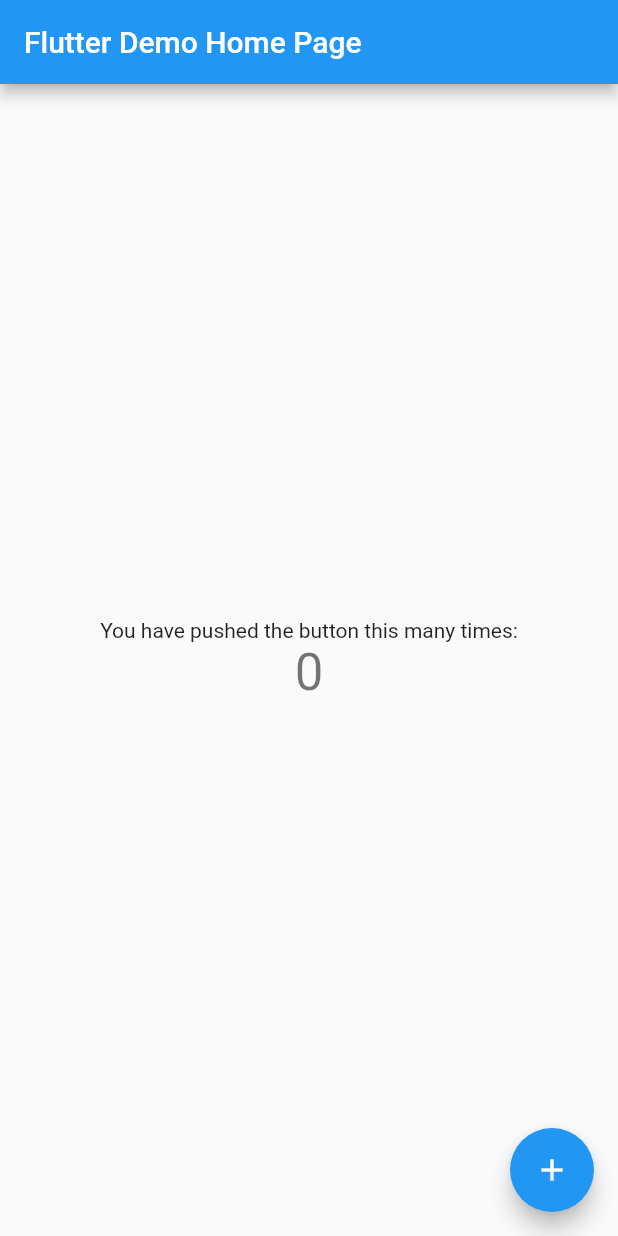
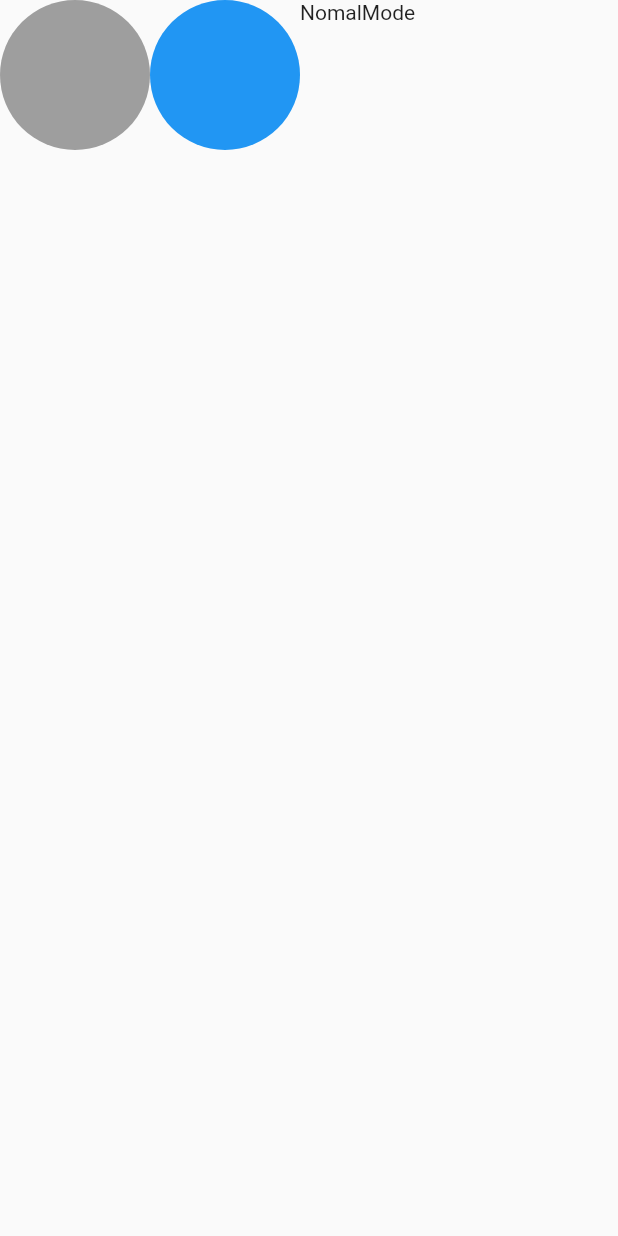
Before and after one commit to AngryMane/Bloc, a Flutter app: the screen it shows after launch, on a phone screen of 412 x 824 dp. Run offline on Flutter 3.47's test engine with Material 2 defaults, Android fonts, the phone set to English and light mode, and no system bars; our stand-ins replace rxdart.

Commit message:
[Add]First commit

```diff
--- /dev/null
+++ b/lib/bloc.dart
@@ -0,0 +1,33 @@
+import 'package:flutter/material.dart';
+import 'dart:async';
+import 'package:rxdart/rxdart.dart';
+
+class Bloc {
+  final _isDarkMode = BehaviorSubject<bool>();
+  final _primaryColor = BehaviorSubject<Color>();
+  final _secondaryColor = BehaviorSubject<Color>();
+
+  // IsDarkMode
+  StreamSink<bool> get theme => _isDarkMode.sink;
+  Stream<bool> get onTheme => _isDarkMode.stream;
+
+  // Primary Color
+  StreamSink<Color> get primaryColor => _primaryColor.sink;
+  Stream<Color> get onPrimaryColor => _primaryColor.stream;
+
+  // Secondary Color
+  StreamSink<Color> get secondaryColor => _secondaryColor.sink;
+  Stream<Color> get onSecondaryColor => _secondaryColor.stream;
+
+  Bloc() {
+    theme.add(false);
+    primaryColor.add(Colors.grey);
+    secondaryColor.add(Colors.blue);
+
+    // Business Logic
+    _isDarkMode.stream.listen((isDarkMode) {
+      primaryColor.add((isDarkMode) ? Colors.brown : Colors.grey);
+      secondaryColor.add((isDarkMode) ? Colors.lightGreen : Colors.blue);
+    });
+  }
+}
--- a/lib/main.dart
+++ b/lib/main.dart
@@ -1,117 +1,21 @@
 import 'package:flutter/material.dart';
+import './provider.dart';
+import './root.dart';
 
 void main() {
   runApp(MyApp());
 }
 
 class MyApp extends StatelessWidget {
-  // This widget is the root of your application.
   @override
   Widget build(BuildContext context) {
     return MaterialApp(
-      title: 'Flutter Demo',
+      title: 'Bloc Demo',
       theme: ThemeData(
-        // This is the theme of your application.
-        //
-        // Try running your application with "flutter run". You'll see the
-        // application has a blue toolbar. Then, without quitting the app, try
-        // changing the primarySwatch below to Colors.green and then invoke
-        // "hot reload" (press "r" in the console where you ran "flutter run",
-        // or simply save your changes to "hot reload" in a Flutter IDE).
-        // Notice that the counter didn't reset back to zero; the application
-        // is not restarted.
         primarySwatch: Colors.blue,
-        // This makes the visual density adapt to the platform that you run
-        // the app on. For desktop platforms, the controls will be smaller and
-        // closer together (more dense) than on mobile platforms.
         visualDensity: VisualDensity.adaptivePlatformDensity,
       ),
-      home: MyHomePage(title: 'Flutter Demo Home Page'),
+      home: Provider(child: RootWidget()),
     );
   }
 }
-
-class MyHomePage extends StatefulWidget {
-  MyHomePage({Key key, this.title}) : super(key: key);
-
-  // This widget is the home page of your application. It is stateful, meaning
-  // that it has a State object (defined below) that contains fields that affect
-  // how it looks.
-
-  // This class is the configuration for the state. It holds the values (in this
-  // case the title) provided by the parent (in this case the App widget) and
-  // used by the build method of the State. Fields in a Widget subclass are
-  // always marked "final".
-
-  final String title;
-
-  @override
-  _MyHomePageState createState() => _MyHomePageState();
-}
-
-class _MyHomePageState extends State<MyHomePage> {
-  int _counter = 0;
-
-  void _incrementCounter() {
-    setState(() {
-      // This call to setState tells the Flutter framework that something has
-      // changed in this State, which causes it to rerun the build method below
-      // so that the display can reflect the updated values. If we changed
-      // _counter without calling setState(), then the build method would not be
-      // called again, and so nothing would appear to happen.
-      _counter++;
-    });
-  }
-
-  @override
-  Widget build(BuildContext context) {
-    // This method is rerun every time setState is called, for instance as done
-    // by the _incrementCounter method above.
-    //
-    // The Flutter framework has been optimized to make rerunning build methods
-    // fast, so that you can just rebuild anything that needs updating rather
-    // than having to individually change instances of widgets.
-    return Scaffold(
-      appBar: AppBar(
-        // Here we take the value from the MyHomePage object that was created by
-        // the App.build method, and use it to set our appbar title.
-        title: Text(widget.title),
-      ),
-      body: Center(
-        // Center is a layout widget. It takes a single child and positions it
-        // in the middle of the parent.
-        child: Column(
-          // Column is also a layout widget. It takes a list of children and
-          // arranges them vertically. By default, it sizes itself to fit its
-          // children horizontally, and tries to be as tall as its parent.
-          //
-          // Invoke "debug painting" (press "p" in the console, choose the
-          // "Toggle Debug Paint" action from the Flutter Inspector in Android
-          // Studio, or the "Toggle Debug Paint" command in Visual Studio Code)
-          // to see the wireframe for each widget.
-          //
-          // Column has various properties to control how it sizes itself and
-          // how it positions its children. Here we use mainAxisAlignment to
-          // center the children vertically; the main axis here is the vertical
-          // axis because Columns are vertical (the cross axis would be
-          // horizontal).
-          mainAxisAlignment: MainAxisAlignment.center,
-          children: <Widget>[
-            Text(
-              'You have pushed the button this many times:',
-            ),
-            Text(
-              '$_counter',
-              style: Theme.of(context).textTheme.headline4,
-            ),
-          ],
-        ),
-      ),
-      floatingActionButton: FloatingActionButton(
-        onPressed: _incrementCounter,
-        tooltip: 'Increment',
-        child: Icon(Icons.add),
-      ), // This trailing comma makes auto-formatting nicer for build methods.
-    );
-  }
-}
--- /dev/null
+++ b/lib/provider.dart
@@ -0,0 +1,16 @@
+import 'package:flutter/material.dart';
+import 'bloc.dart';
+
+class Provider extends InheritedWidget {
+  Provider({Key key, Widget child}) : super(key: key, child: child);
+
+  final _bloc = Bloc();
+  Bloc get bloc => _bloc;
+
+  @override
+  bool updateShouldNotify(_) => true;
+
+  static Provider of(BuildContext context) {
+    return context.dependOnInheritedWidgetOfExactType<Provider>();
+  }
+}
--- /dev/null
+++ b/lib/root.dart
@@ -0,0 +1,35 @@
+import 'package:flutter/material.dart';
+import './widget_a.dart';
+import './widget_b.dart';
+import 'theme_color_widget.dart';
+
+class RootWidget extends StatefulWidget {
+  RootWidget({Key key}) : super(key: key);
+
+  final String title = "BLOC pattern Demo";
+
+  @override
+  _RootWidgetState createState() => _RootWidgetState();
+}
+
+class _RootWidgetState extends State<RootWidget> {
+  int _counter = 0;
+
+  void _incrementCounter() {
+    setState(() {
+      _counter++;
+    });
+  }
+
+  @override
+  Widget build(BuildContext context) {
+    Widget widgetA = WidgetA();
+    Widget widgetB = WidgetB();
+    Widget carSpeedWidget = ThemeColorWidget();
+    return Scaffold(
+      body: Row(
+        children: [widgetA, widgetB, carSpeedWidget],
+      ),
+    );
+  }
+}
--- /dev/null
+++ b/lib/theme_color_widget.dart
@@ -0,0 +1,31 @@
+import 'package:flutter/material.dart';
+import 'provider.dart';
+
+class ThemeColorWidget extends StatelessWidget {
+  ThemeColorWidget({Key key}) : super(key: key);
+
+  @override
+  Widget build(BuildContext context) {
+    final bloc = Provider.of(context).bloc;
+
+    AsyncWidgetBuilder<bool> builder =
+        (BuildContext context, AsyncSnapshot<bool> snapshot) {
+      return Container(
+        width: 100,
+        height: 100,
+        child: Text(
+          snapshot.hasData
+              ? (snapshot.data) ? ('DarkMode') : ('NomalMode')
+              : ('0'),
+        ),
+      );
+    };
+
+    return GestureDetector(
+      child: StreamBuilder<bool>(stream: bloc.onTheme, builder: builder),
+      onTap: () {
+        bloc.theme.add(true);
+      },
+    );
+  }
+}
--- /dev/null
+++ b/lib/widget_a.dart
@@ -0,0 +1,22 @@
+import 'package:flutter/material.dart';
+import './provider.dart';
+
+class WidgetA extends StatelessWidget {
+  WidgetA({Key key}) : super(key: key);
+
+  @override
+  Widget build(BuildContext context) {
+    final bloc = Provider.of(context).bloc;
+    return StreamBuilder<Color>(
+        stream: bloc.onPrimaryColor,
+        builder: (BuildContext context, AsyncSnapshot<Color> snapshot) {
+          return Container(
+            width: 100,
+            height: 100,
+            decoration: BoxDecoration(
+                color: !snapshot.hasData ? Colors.green : snapshot.data,
+                shape: BoxShape.circle),
+          );
+        });
+  }
+}
--- /dev/null
+++ b/lib/widget_b.dart
@@ -0,0 +1,22 @@
+import 'package:flutter/material.dart';
+import './provider.dart';
+
+class WidgetB extends StatelessWidget {
+  WidgetB({Key key}) : super(key: key);
+
+  @override
+  Widget build(BuildContext context) {
+    final bloc = Provider.of(context).bloc;
+    return StreamBuilder<Color>(
+        stream: bloc.onSecondaryColor,
+        builder: (BuildContext context, AsyncSnapshot<Color> snapshot) {
+          return Container(
+            width: 100,
+            height: 100,
+            decoration: BoxDecoration(
+                color: !snapshot.hasData ? Colors.black : snapshot.data,
+                shape: BoxShape.circle),
+          );
+        });
+  }
+}
--- a/pubspec.yaml
+++ b/pubspec.yaml
@@ -21,6 +21,7 @@
   sdk: ">=2.7.0 <3.0.0"
 
 dependencies:
+  rxdart: ^0.24.1
   flutter:
     sdk: flutter
 
```
Also changed, not shown: pubspec.lock, 1 other file.
